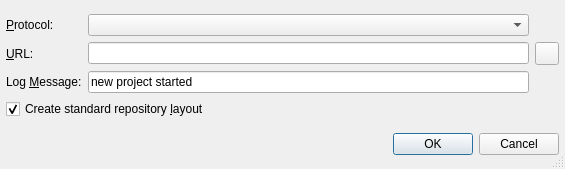
testmana2/test, file Plugins/VcsPlugins/vcsPySvn/SvnOptionsDialog.ui: the form before one commit.
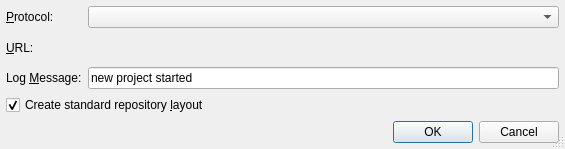
The form after the commit. Custom widgets are drawn as their Qt base class.

Commit message: Modified the last dialogs to use the path picker widgets.

Diff of the .ui file:
```diff
--- a/Plugins/VcsPlugins/vcsPySvn/SvnOptionsDialog.ui
+++ b/Plugins/VcsPlugins/vcsPySvn/SvnOptionsDialog.ui
@@ -7,7 +7,7 @@
     <x>0</x>
     <y>0</y>
     <width>565</width>
-    <height>169</height>
+    <height>149</height>
    </rect>
   </property>
   <property name="windowTitle">
@@ -21,32 +21,14 @@
   <property name="sizeGripEnabled">
    <bool>true</bool>
   </property>
-  <layout class="QVBoxLayout">
-   <item>
-    <layout class="QGridLayout">
-     <item row="2" column="0">
-      <widget class="QLabel" name="TextLabel5">
+  <layout class="QGridLayout" name="gridLayout">
+   <item row="0" column="0">
+    <widget class="QLabel" name="textLabel1">
        <property name="text">
-        <string>Log &amp;Message:</string>
+      <string>&amp;Protocol:</string>
        </property>
        <property name="buddy">
-        <cstring>vcsLogEdit</cstring>
-       </property>
-      </widget>
-     </item>
-     <item row="3" column="0" colspan="2">
-      <widget class="QCheckBox" name="layoutCheckBox">
-       <property name="toolTip">
-        <string>Select, if the standard repository layout (projectdir/trunk, projectdir/tags, projectdir/branches) should be generated</string>
-       </property>
-       <property name="text">
-        <string>Create standard repository &amp;layout</string>
-       </property>
-       <property name="shortcut">
-        <string>Alt+L</string>
-       </property>
-       <property name="checked">
-        <bool>true</bool>
+      <cstring>protocolCombo</cstring>
        </property>
       </widget>
      </item>
@@ -63,7 +45,36 @@
         <string>&amp;URL:</string>
        </property>
        <property name="buddy">
-        <cstring>vcsUrlEdit</cstring>
+      <cstring>vcsUrlPicker</cstring>
+     </property>
+    </widget>
+   </item>
+   <item row="1" column="1">
+    <widget class="E5PathPicker" name="vcsUrlPicker" native="true">
+     <property name="sizePolicy">
+      <sizepolicy hsizetype="Expanding" vsizetype="Preferred">
+       <horstretch>0</horstretch>
+       <verstretch>0</verstretch>
+      </sizepolicy>
+     </property>
+     <property name="focusPolicy">
+      <enum>Qt::StrongFocus</enum>
+     </property>
+     <property name="toolTip">
+      <string>Enter the url path of the module in the repository (without protocol part)</string>
+     </property>
+     <property name="whatsThis">
+      <string>&lt;b&gt;URL&lt;/b&gt;&lt;p&gt;Enter the URL to the module. For a repository with standard layout, this must not contain the trunk, tags or branches part.&lt;/p&gt;</string>
+     </property>
+    </widget>
+   </item>
+   <item row="2" column="0">
+    <widget class="QLabel" name="TextLabel5">
+     <property name="text">
+      <string>Log &amp;Message:</string>
+     </property>
+     <property name="buddy">
+      <cstring>vcsLogEdit</cstring>
        </property>
       </widget>
      </item>
@@ -81,36 +92,23 @@
        </property>
       </widget>
      </item>
-     <item row="0" column="0">
-      <widget class="QLabel" name="textLabel1">
+   <item row="3" column="0" colspan="2">
+    <widget class="QCheckBox" name="layoutCheckBox">
+     <property name="toolTip">
+      <string>Select, if the standard repository layout (projectdir/trunk, projectdir/tags, projectdir/branches) should be generated</string>
+     </property>
        <property name="text">
-        <string>&amp;Protocol:</string>
-       </property>
-       <property name="buddy">
-        <cstring>protocolCombo</cstring>
-       </property>
-      </widget>
-     </item>
-     <item row="1" column="1">
-      <widget class="QLineEdit" name="vcsUrlEdit">
-       <property name="toolTip">
-        <string>Enter the url path of the module in the repository (without protocol part)</string>
-       </property>
-       <property name="whatsThis">
-        <string>&lt;b&gt;URL&lt;/b&gt;&lt;p&gt;Enter the URL to the module. For a repository with standard layout, this must not contain the trunk, tags or branches part.&lt;/p&gt;</string>
-       </property>
-      </widget>
-     </item>
-     <item row="1" column="2">
-      <widget class="QToolButton" name="vcsUrlButton">
-       <property name="toolTip">
-        <string>Select the repository url via a directory selection dialog or the repository browser</string>
-       </property>
-      </widget>
-     </item>
-    </layout>
-   </item>
-   <item>
+      <string>Create standard repository &amp;layout</string>
+     </property>
+     <property name="shortcut">
+      <string>Alt+L</string>
+     </property>
+     <property name="checked">
+      <bool>true</bool>
+     </property>
+    </widget>
+   </item>
+   <item row="4" column="0" colspan="2">
     <widget class="QDialogButtonBox" name="buttonBox">
      <property name="orientation">
       <enum>Qt::Horizontal</enum>
@@ -124,6 +122,14 @@
  </widget>
  <layoutdefault spacing="6" margin="6"/>
  <pixmapfunction>qPixmapFromMimeSource</pixmapfunction>
+ <customwidgets>
+  <customwidget>
+   <class>E5PathPicker</class>
+   <extends>QWidget</extends>
+   <header>E5Gui/E5PathPicker.h</header>
+   <container>1</container>
+  </customwidget>
+ </customwidgets>
  <tabstops>
   <tabstop>protocolCombo</tabstop>
   <tabstop>vcsUrlEdit</tabstop>
```
Left out of the diff: 3 changed lines with no effect on the pictures. Lines whose indentation alone changed are shown as unchanged. The commit also changes 5 other files.
